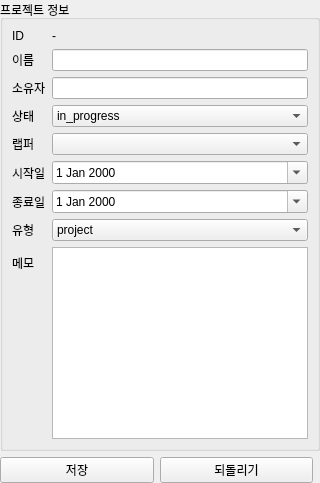
The window that src/tools/projects/components/prj_form.ui (Jihoon0146/UKSDT) describes before a commit, drawn with Qt 5.
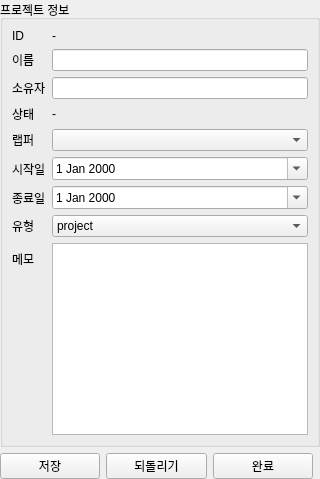
The same window after the commit.

The edit to the form file:
```diff
--- a/src/tools/projects/components/prj_form.ui
+++ b/src/tools/projects/components/prj_form.ui
@@ -29,12 +29,7 @@
       <item row="2" column="1"><widget class="QLineEdit" name="editOwner"/></item>
 
       <item row="3" column="0"><widget class="QLabel" name="lblStatus"><property name="text"><string>상태</string></property></widget></item>
-      <item row="3" column="1">
-       <widget class="QComboBox" name="comboStatus">
-        <item><property name="text"><string>in_progress</string></property></item>
-        <item><property name="text"><string>completed</string></property></item>
-       </widget>
-      </item>
+      <item row="3" column="1"><widget class="QLabel" name="valStatus"><property name="text"><string>-</string></property></widget></item>
 
       <item row="4" column="0"><widget class="QLabel" name="lblWrapper"><property name="text"><string>랩퍼</string></property></widget></item>
       <item row="4" column="1"><widget class="QComboBox" name="comboWrapper"/></item>
@@ -61,6 +56,7 @@
     <layout class="QHBoxLayout" name="buttonLayout">
      <item><widget class="QPushButton" name="btnSave"><property name="text"><string>저장</string></property></widget></item>
      <item><widget class="QPushButton" name="btnReset"><property name="text"><string>되돌리기</string></property></widget></item>
+     <item><widget class="QPushButton" name="btnComplete"><property name="text"><string>완료</string></property></widget></item>
      <item><spacer name="spacer"><property name="orientation"><enum>Qt::Horizontal</enum></property></spacer></item>
     </layout>
    </item>
```
